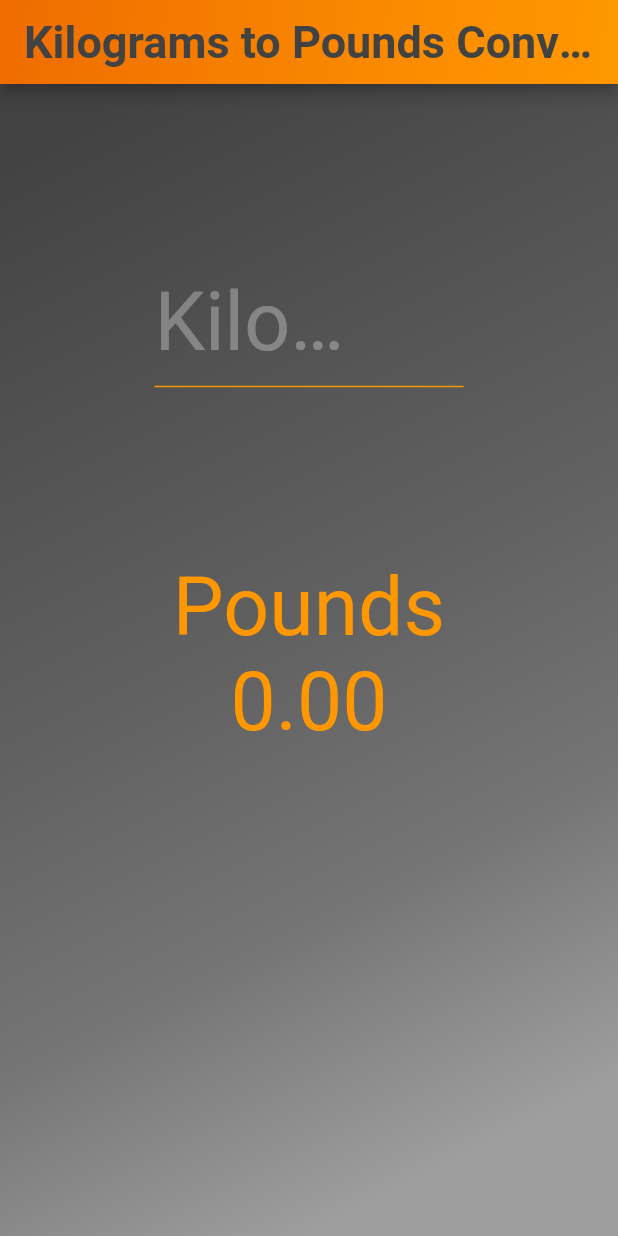
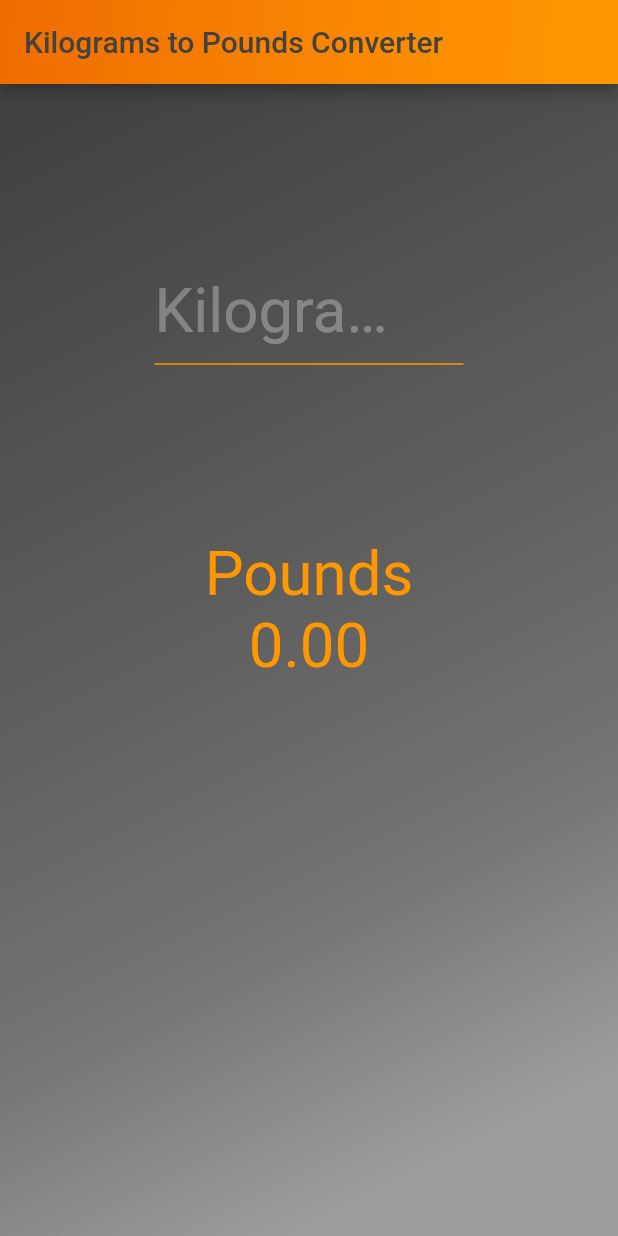
Before and after one commit to coreycarter10/kilogram_pound_converter, a Flutter app: the screen it shows after launch, on a phone screen of 412 x 824 dp. Run offline on Flutter 3.47's test engine with Material 2 defaults, Android fonts, the phone set to English and light mode, and no system bars.

Commit message:
Added responsive text/changed app bar theme

```diff
--- a/lib/main.dart
+++ b/lib/main.dart
@@ -11,11 +11,6 @@ class MyApp extends StatelessWidget {
       title: 'Kilograms to Pounds Converter',
       theme: ThemeData(
         primarySwatch: Colors.grey,
-        appBarTheme: AppBarTheme(
-          textTheme: ThemeData().textTheme.copyWith(
-                title: TextStyle(fontWeight: FontWeight.bold, fontSize: 30),
-              ),
-        ),
       ),
       home: MyHomePage(title: 'Kilograms to Pounds Converter'),
     );
@@ -80,7 +75,7 @@ class _MyHomePageState extends State<MyHomePage> {
           child: LayoutBuilder(
             builder: (BuildContext context, BoxConstraints constraints) {
               final fontStyle = TextStyle(
-                fontSize: constraints.maxHeight * .07,
+                fontSize: constraints.maxWidth * .10,
                 color: Colors.orange,
               );
 
```
